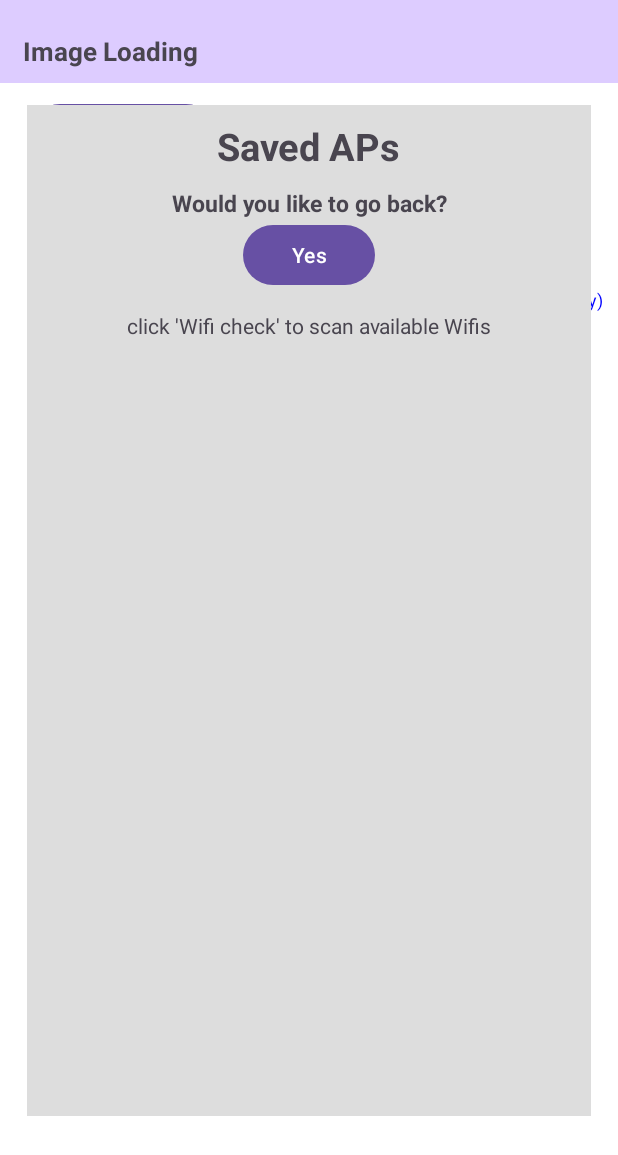
After one commit to HongDay/simple_localization_app, an Android app: the fragment SeeFragment placed in its activity, on a phone screen of 412 x 824 dp. The commit adds this screen. Shown: the top 1155 px of the screen. Run offline under Robolectric (Android 15) with nearby library versions, the phone set to English and light mode, and no system bars.

Commit message:
few functions added and problem fixed

```diff
--- /dev/null
+++ b/app/src/main/java/com/example/simple_localization_app/SeeFragment.java
@@ -0,0 +1,102 @@
+package com.example.simple_localization_app;
+
+import android.content.Context;
+import android.content.IntentFilter;
+import android.net.wifi.WifiManager;
+import android.os.Bundle;
+import android.view.LayoutInflater;
+import android.view.View;
+import android.view.ViewGroup;
+
+import androidx.annotation.NonNull;
+import androidx.annotation.Nullable;
+import androidx.fragment.app.Fragment;
+import androidx.fragment.app.FragmentManager;
+import androidx.lifecycle.ViewModelProvider;
+
+import com.example.simple_localization_app.data.InfoRssi;
+import com.example.simple_localization_app.data.MeasurePoint;
+import com.example.simple_localization_app.data.WardrivingViewModel;
+import com.example.simple_localization_app.databinding.FragmentScanBinding;
+import com.example.simple_localization_app.databinding.FragmentSeeBinding;
+
+import java.util.Map;
+
+public class SeeFragment extends Fragment {
+
+    private FragmentSeeBinding binding;
+    private WardrivingViewModel viewModel;
+
+    @Nullable
+    @Override
+    public View onCreateView(@NonNull LayoutInflater inflater,
+                             @Nullable ViewGroup container,
+                             @Nullable Bundle savedInstanceState) {
+        binding = FragmentSeeBinding.inflate(inflater,container,false);
+        return binding.getRoot();
+    }
+
+    @Override
+    public void onViewCreated(@NonNull View view,
+                              @Nullable Bundle savedInstanceState) {
+        super.onViewCreated(view, savedInstanceState);
+        viewModel = new ViewModelProvider(requireActivity()).get(WardrivingViewModel.class);
+
+        Bundle args = getArguments();
+        if (args != null){
+            float x = args.getFloat("x");
+            float y = args.getFloat("y");
+
+            MeasurePoint targetPoint = findMeasurePoint(x, y);
+            if (targetPoint != null){
+                String displayText = buildDisplayText(targetPoint);
+                binding.tvWifilog.setText(displayText);
+            }
+            else{
+                binding.tvWifilog.setText("No data found for this location.");
+            }
+        }
+
+        clickYesbtn();
+
+    }
+
+    protected void clickYesbtn() {
+        binding.btnYes.setOnClickListener(new View.OnClickListener() {
+            @Override
+            public void onClick(View v) {
+                ImageActivity activity = (ImageActivity) requireActivity();
+                requireActivity()
+                        .getSupportFragmentManager()
+                        .popBackStack(null, FragmentManager.POP_BACK_STACK_INCLUSIVE);
+            }
+        });
+    }
+
+    private MeasurePoint findMeasurePoint(float x, float y) {
+        float threshold = 1f;
+        for (MeasurePoint point : viewModel.getAllPoints()) {
+            if (Math.abs(point.x - x) < threshold && Math.abs(point.y - y) < threshold) {
+                return point;
+            }
+        }
+        return null;
+    }
+
+    private String buildDisplayText(MeasurePoint point) {
+        StringBuilder sb = new StringBuilder();
+        sb.append("Location (x,y) = (")
+                .append(point.x).append(", ").append(point.y).append(")\n\n");
+
+        for (InfoRssi info : point.apList) {
+            sb.append("[[timestamp : ").append(info.timestamp).append("]]\n");
+            for (Map.Entry<String, Integer> entry : info.apInfoMap.entrySet()) {
+                sb.append(entry.getKey())
+                        .append(" ==> ").append(entry.getValue()).append(" dBm\n");
+            }
+            sb.append("\n");
+        }
+
+        return sb.toString();
+    }
+}
--- a/app/src/main/res/layout/fragment_scan.xml
+++ b/app/src/main/res/layout/fragment_scan.xml
@@ -52,7 +52,7 @@
         android:id="@+id/tv_save"
         android:layout_width="wrap_content"
         android:layout_height="wrap_content"
-        android:text="4 Scan done. Would you like to save?"
+        android:text="2 Scan done. Would you like to save?"
         android:textStyle="bold"
         android:textSize="17sp"
         android:layout_marginBottom="8dp"
--- /dev/null
+++ b/app/src/main/res/layout/fragment_see.xml
@@ -0,0 +1,74 @@
+<?xml version="1.0" encoding="utf-8"?>
+<androidx.constraintlayout.widget.ConstraintLayout xmlns:android="http://schemas.android.com/apk/res/android"
+    android:layout_width="match_parent"
+    android:layout_height="match_parent"
+    xmlns:app="http://schemas.android.com/apk/res-auto"
+    android:layout_marginBottom="80dp"
+    android:layout_marginTop="70dp"
+    android:layout_marginStart="18dp"
+    android:layout_marginEnd="18dp"
+    android:background="#dddddd"
+    android:clickable="true"
+    android:focusable="true">
+
+    <TextView
+        android:id="@+id/tv_saved"
+        android:layout_width="wrap_content"
+        android:layout_height="wrap_content"
+        android:layout_marginTop="10dp"
+        android:text="Saved APs"
+        android:textSize="25dp"
+        android:textStyle="bold"
+        app:layout_constraintTop_toTopOf="parent"
+        app:layout_constraintStart_toStartOf="parent"
+        app:layout_constraintEnd_toEndOf="parent"/>
+
+    <TextView
+        android:id="@+id/tv_goback"
+        android:layout_width="wrap_content"
+        android:layout_height="wrap_content"
+        android:layout_marginTop="10dp"
+        android:text="Would you like to go back?"
+        android:textSize="15dp"
+        android:textStyle="bold"
+        app:layout_constraintTop_toBottomOf="@id/tv_saved"
+        app:layout_constraintStart_toStartOf="parent"
+        app:layout_constraintEnd_toEndOf="parent"/>
+
+    <Button
+        android:id="@+id/btn_yes"
+        android:layout_width="wrap_content"
+        android:layout_height="wrap_content"
+        android:text="Yes"
+        app:layout_constraintTop_toBottomOf="@id/tv_goback"
+        app:layout_constraintStart_toStartOf="parent"
+        app:layout_constraintEnd_toEndOf="parent"/>
+
+    <TextView
+        android:id="@+id/tv_iters"
+        android:layout_width="wrap_content"
+        android:layout_height="wrap_content"
+        android:text="# scan completed"
+        android:paddingStart="50dp"
+        android:paddingEnd="15dp"
+        android:visibility="gone"
+        android:textStyle="bold"
+        app:layout_constraintBottom_toTopOf="@id/tv_wifilog"
+        app:layout_constraintStart_toStartOf="parent"/>
+
+    <TextView
+        android:id="@+id/tv_wifilog"
+        android:layout_width="wrap_content"
+        android:layout_height="0dp"
+        android:text="@string/plz_click"
+        android:layout_marginTop="13dp"
+        android:paddingStart="15dp"
+        android:paddingEnd="15dp"
+        android:layout_marginBottom="30dp"
+        app:layout_constraintTop_toBottomOf="@id/btn_yes"
+        app:layout_constraintStart_toStartOf="parent"
+        app:layout_constraintBottom_toBottomOf="parent"
+        app:layout_constraintEnd_toEndOf="parent"/>
+
+
+</androidx.constraintlayout.widget.ConstraintLayout>
```
Also changed, not shown: app/src/main/java/com/example/MyDotOverlayView.java (+28 -0 lines), app/src/main/java/com/example/MyDotOverlayView2.java (+39 -3 lines), app/src/main/java/com/example/simple_localization_app/ImageActivity.java (+52 -2 lines), app/src/main/java/com/example/simple_localization_app/ScanFragment.java (+38 -5 lines), app/src/main/java/com/example/simple_localization_app/data/WardrivingViewModel.java (+22 -0 lines).
